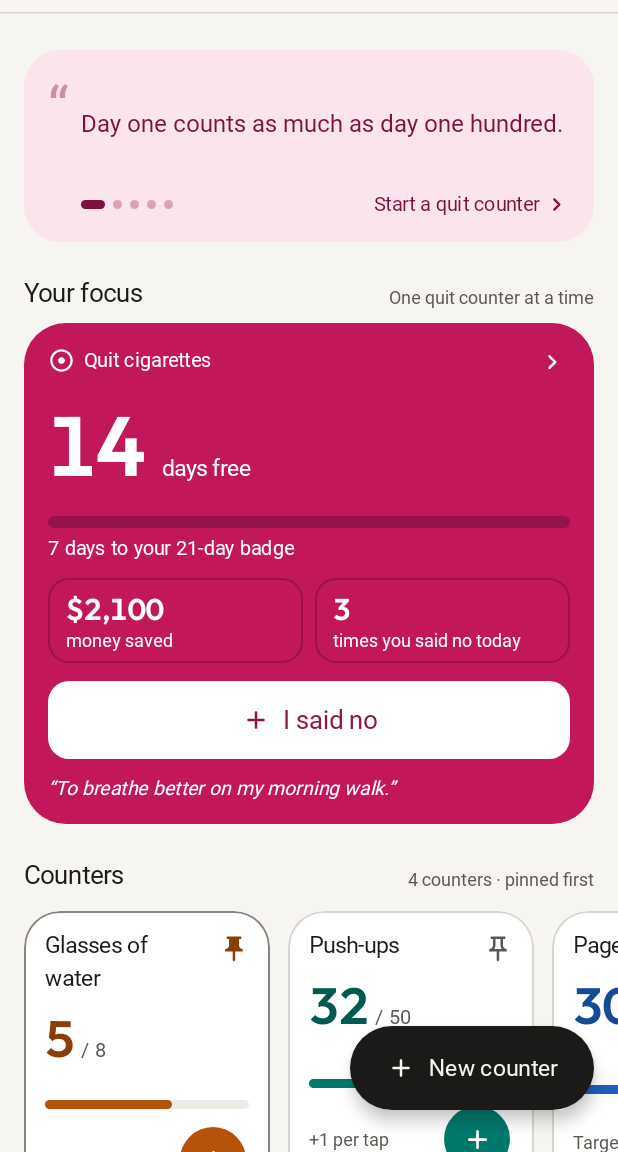
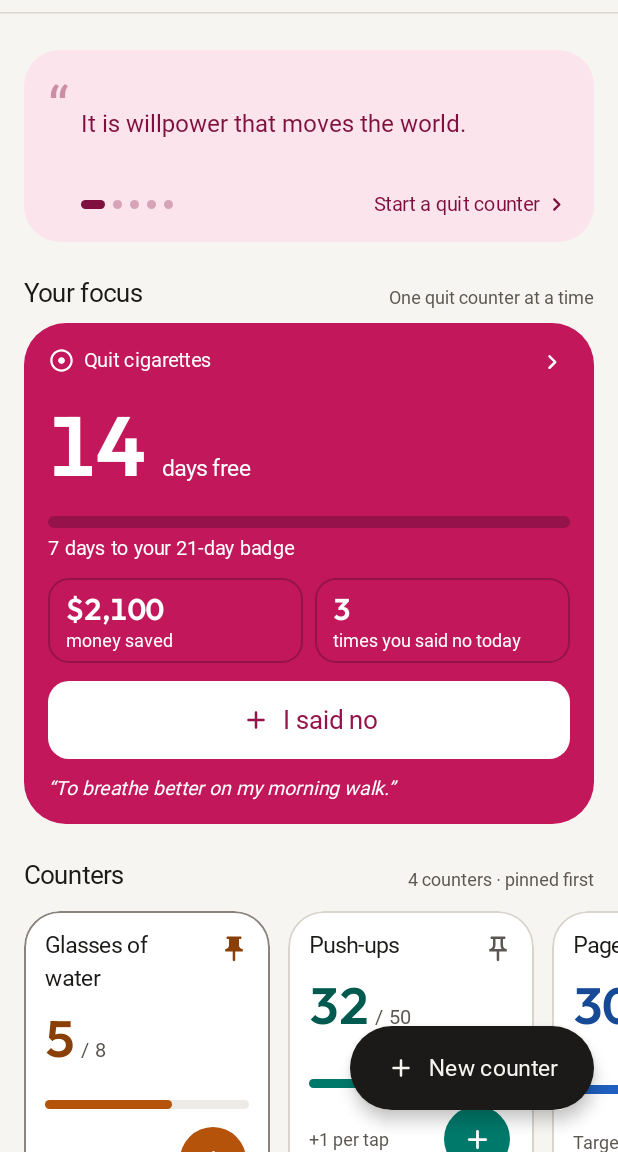
Before and after one commit to Arittra101/Tap-Tap, an Android app built with Jetpack Compose: the @Preview function HomeFocusPreview, on a phone screen of 412 x 824 dp, the part 84-1236 px from its top. Run offline under Robolectric (Android 15) with nearby library versions, the phone set to English and light mode, and no system bars; Roboto replaces fonts that are not available here.

Commit message:
Update motivational quotes in multiple languages for quit journey

```diff
--- a/app/src/main/res/values/strings.xml
+++ b/app/src/main/res/values/strings.xml
@@ -319,11 +319,11 @@
     <string name="quote_cta">Start a quit counter</string>
     <string name="a11y_quote_slide">Motivation. %1$s. Tap to start a quit counter.</string>
     <string-array name="quit_motivation_quotes">
-        <item>Day one counts as much as day one hundred.</item>
-        <item>The feeling lasts a few minutes. You can wait it out.</item>
-        <item>Every day you say no is a day you keep.</item>
-        <item>You are not losing a habit. You are getting time back.</item>
-        <item>The money adds up. So do the days.</item>
+        <item>It is willpower that moves the world.</item>
+        <item>The only remedy for bad habits is counter habits.</item>
+        <item>Reject like poison whatever makes you weak.</item>
+        <item>When humans die, they rot; while alive, they change.</item>
+        <item>If you really want to do something, you will find a way; if you don\'t, you will find an excuse.</item>
     </string-array>
     <string name="quit_pin">Pin</string>
     <string name="quit_unpin">Unpin</string>
```
Also changed, not shown: 5 other files.
